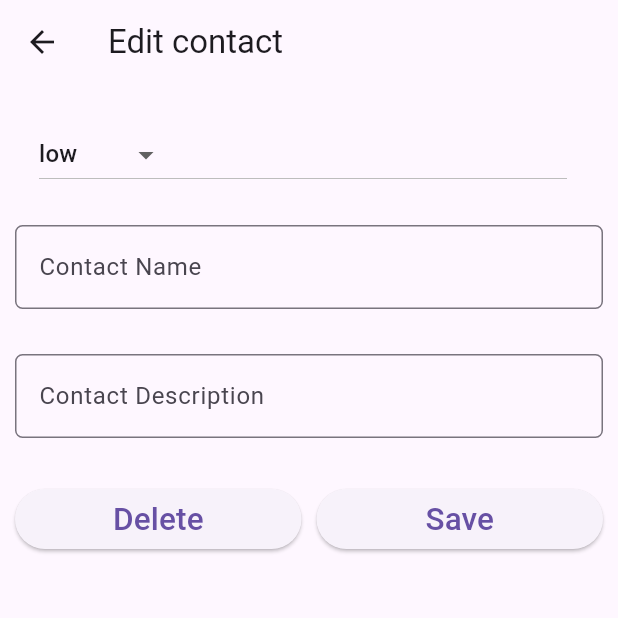
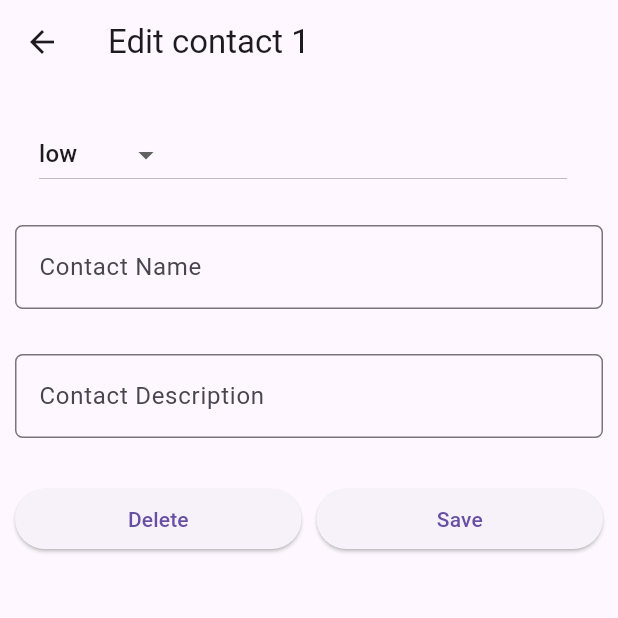
Before and after one commit to mezgoodle/ContactAssistant, a Flutter app: the screen it shows after launch, after a tap on "Dummy Title", on a phone screen of 412 x 824 dp, the top half of it. Run offline on Flutter 3.47's test engine with Material 3 defaults, Android fonts, the phone set to English and light mode, and no system bars.

Commit message:
Refactor ContactDetailScreen to use final title parameter and update ContactListScreen navigation

```diff
--- a/lib/main.dart
+++ b/lib/main.dart
@@ -1,6 +1,5 @@
 import 'package:flutter/material.dart';
 import 'package:contact_assistant/screens/contact_list_screen.dart';
-import 'package:contact_assistant/screens/contact_detail_screen.dart';
 
 void main() {
   runApp(const MainApp());
--- a/lib/screens/contact_detail_screen.dart
+++ b/lib/screens/contact_detail_screen.dart
@@ -1,30 +1,34 @@
 import 'package:flutter/material.dart';
 
 class ContactDetailScreen extends StatefulWidget {
-  String title;
+  final String title;
 
-  ContactDetailScreen(this.title, {super.key});
+  const ContactDetailScreen(this.title, {super.key});
 
   @override
-  State<ContactDetailScreen> createState() =>
-      _ContactDetailScreenState(this.title);
+  State<ContactDetailScreen> createState() => _ContactDetailScreenState();
 }
 
 class _ContactDetailScreenState extends State<ContactDetailScreen> {
-  static var _priorities = ["high", "medium", "low"];
+  static const List<String> _priorities = ["high", "medium", "low"];
 
-  String title;
+  String _selectedPriority = 'low';
 
-  TextEditingController _titleController = TextEditingController();
-  TextEditingController _descriptionController = TextEditingController();
+  final TextEditingController _titleController = TextEditingController();
+  final TextEditingController _descriptionController = TextEditingController();
 
-  _ContactDetailScreenState(this.title);
+  @override
+  void dispose() {
+    _titleController.dispose();
+    _descriptionController.dispose();
+    super.dispose();
+  }
 
   @override
   Widget build(BuildContext context) {
     return Scaffold(
       appBar: AppBar(
-        title: Text(title),
+        title: Text(widget.title),
         leading: IconButton(
           icon: const Icon(Icons.arrow_back),
           onPressed: () {
@@ -37,22 +41,24 @@ class _ContactDetailScreenState extends State<ContactDetailScreen> {
         child: ListView(
           children: [
             ListTile(
-              title: DropdownButton(
+              title: DropdownButton<String>(
                   items: _priorities.map((String dropDownStringItem) {
                     return DropdownMenuItem<String>(
                       value: dropDownStringItem,
                       child: Text(dropDownStringItem),
                     );
                   }).toList(),
-                  value: 'low',
-                  onChanged: (value) {
+                  value: _selectedPriority,
+                  onChanged: (String? value) {
+                    if (value == null) return;
                     setState(() {
+                      _selectedPriority = value;
                       debugPrint('Selected priority: $value');
                     });
                   }),
             ),
             Padding(
-              padding: EdgeInsets.only(top: 15.0, bottom: 15.0),
+              padding: const EdgeInsets.only(top: 15.0, bottom: 15.0),
               child: TextField(
                 controller: _titleController,
                 onChanged: (value) {
@@ -67,11 +73,11 @@ class _ContactDetailScreenState extends State<ContactDetailScreen> {
               ),
             ),
             Padding(
-              padding: EdgeInsets.only(top: 15.0, bottom: 15.0),
+              padding: const EdgeInsets.only(top: 15.0, bottom: 15.0),
               child: TextField(
                 controller: _descriptionController,
                 onChanged: (value) {
-                  debugPrint('Title changed: $value');
+                  debugPrint('Description changed: $value');
                 },
                 decoration: InputDecoration(
                   labelText: 'Contact Description',
@@ -82,18 +88,15 @@ class _ContactDetailScreenState extends State<ContactDetailScreen> {
               ),
             ),
             Padding(
-              padding: EdgeInsets.only(top: 15.0, bottom: 15.0),
+              padding: const EdgeInsets.only(top: 15.0, bottom: 15.0),
               child: Row(
                 children: [
                   Expanded(
                     child: ElevatedButton(
                       onPressed: () {
-                        debugPrint('Save button pressed');
+                        debugPrint('Delete button pressed');
                       },
-                      child: const Text(
-                        'Delete',
-                        textScaleFactor: 1.5,
-                      ),
+                      child: const Text('Delete'),
                     ),
                   ),
                   Container(
@@ -102,12 +105,9 @@ class _ContactDetailScreenState extends State<ContactDetailScreen> {
                   Expanded(
                       child: ElevatedButton(
                     onPressed: () {
-                      debugPrint('Delet button pressed');
+                      debugPrint('Save button pressed');
                     },
-                    child: const Text(
-                      'Save',
-                      textScaleFactor: 1.5,
-                    ),
+                    child: const Text('Save'),
                   )),
                 ],
               ),
--- a/lib/screens/contact_list_screen.dart
+++ b/lib/screens/contact_list_screen.dart
@@ -21,7 +21,7 @@ class _ContactListScreenState extends State<ContactListScreen> {
           debugPrint('Floating Action Button Pressed');
           navigateToContactDetail('Add new contact');
         },
-        tooltip: 'Add note',
+        tooltip: 'Add contact',
         child: const Icon(Icons.add, color: Colors.white, size: 30.0),
       ),
     );
@@ -37,14 +37,14 @@ class _ContactListScreenState extends State<ContactListScreen> {
           child: ListTile(
             leading: const CircleAvatar(
               backgroundColor: Colors.yellow,
-              child: Icon(Icons.keyboard_arrow_left),
+              child: Icon(Icons.person),
             ),
             title: const Text('Dummy Title'),
             subtitle: const Text('Dummy Subtitle'),
             trailing: const Icon(Icons.delete, color: Colors.grey),
             onTap: () {
               debugPrint('Tapped on contact ${index + 1}');
-              navigateToContactDetail('Edit contact');
+              navigateToContactDetail('Edit contact ${index + 1}');
             },
           ),
         );
@@ -52,8 +52,8 @@ class _ContactListScreenState extends State<ContactListScreen> {
     );
   }
 
-  void navigateToContactDetail(String title) {
-    Navigator.push(context, MaterialPageRoute(builder: (context) {
+  void navigateToContactDetail(String title) async {
+    await Navigator.push(context, MaterialPageRoute(builder: (context) {
       return ContactDetailScreen(title);
     }));
   }
```
